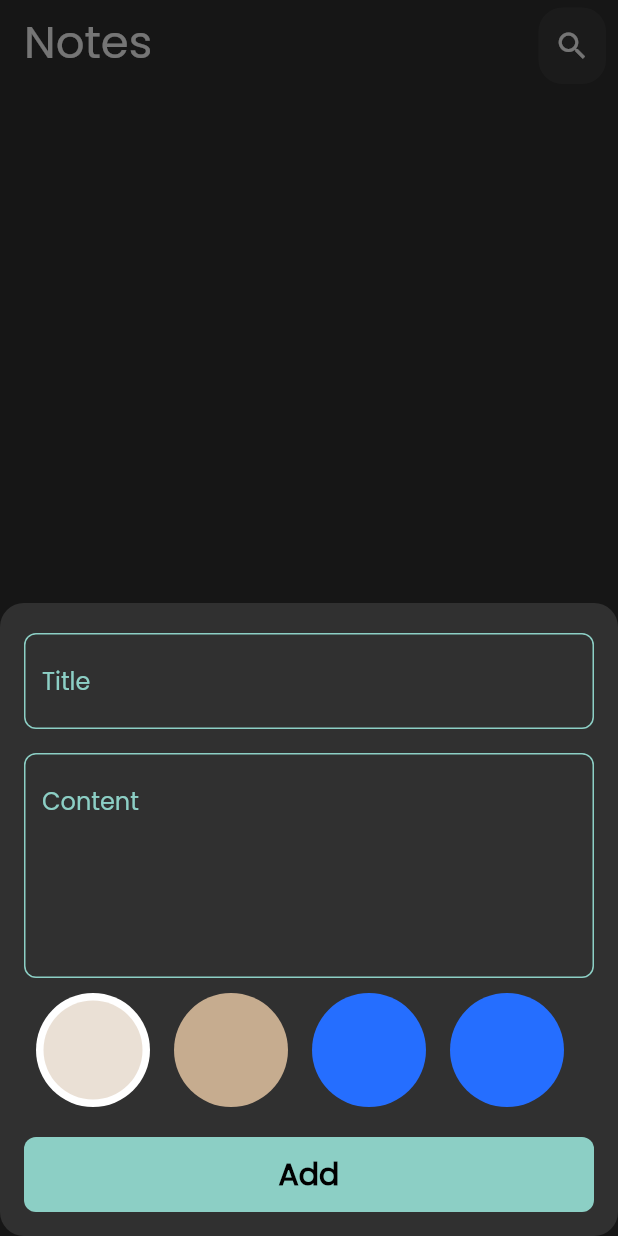
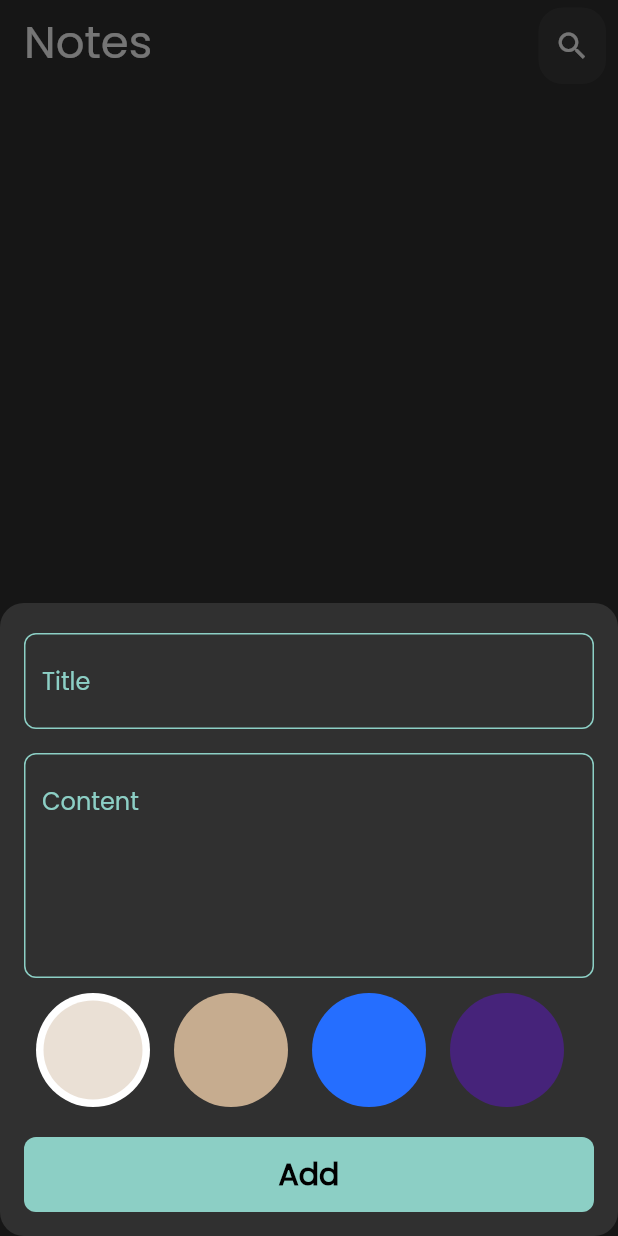
Before and after one commit to KingNarmar/notes_app, a Flutter app: the screen it shows after launch, after a tap on the "add" icon, on a phone screen of 412 x 824 dp. Run offline on Flutter 3.47's test engine with Material 2 defaults, Android fonts, the phone set to English and light mode, and no system bars; our stand-ins replace flutter_bloc, font_awesome_flutter, hive, hive_flutter; accounts and stored records are empty.

Commit message:
app is finished

```diff
--- a/lib/constants.dart
+++ b/lib/constants.dart
@@ -3,3 +3,10 @@ import 'package:flutter/material.dart';
 // ignore: constant_identifier_names
 const kPrimaryColor = Color(0xff8CCFC5);
 const kNotesBox = "notes_box";
+
+List<Color> kColors = const [
+    Color(0xffEAE0D5),
+    Color(0xffC6AC8F),
+    Color(0xff256EFF),
+    Color(0xff46237A),
+  ];
--- a/lib/cubits/add note cubit/add_note_cubit.dart
+++ b/lib/cubits/add note cubit/add_note_cubit.dart
@@ -8,8 +8,9 @@ part 'add_note_state.dart';
 
 class AddNoteCubit extends Cubit<AddNoteState> {
   AddNoteCubit() : super(AddNoteInitial());
-
+  Color color = const Color(0xffEAE0D5);
   addNote(NoteModel note) async {
+    note.color = color.value;
     emit(AddNoteLoading());
     try {
       var notesBox = Hive.box<NoteModel>(kNotesBox);
--- a/lib/widgets/color_list.dart
+++ b/lib/widgets/color_list.dart
@@ -1,16 +1,21 @@
 import 'package:flutter/material.dart';
+import 'package:flutter_bloc/flutter_bloc.dart';
+import 'package:notesapp/cubits/add%20note%20cubit/add_note_cubit.dart';
+
+import '../constants.dart';
 
 class ColorItem extends StatelessWidget {
   const ColorItem({
     super.key,
-    required this.isActive, required this.color,
+    required this.isActive,
+    required this.color,
   });
   final bool isActive;
-  final Color  color;
+  final Color color;
   @override
   Widget build(BuildContext context) {
     return isActive
-        ?  CircleAvatar(
+        ? CircleAvatar(
             backgroundColor: Colors.white,
             radius: 38,
             child: CircleAvatar(
@@ -18,7 +23,7 @@ class ColorItem extends StatelessWidget {
               radius: 33,
             ),
           )
-        :  CircleAvatar(
+        : CircleAvatar(
             backgroundColor: color,
             radius: 38,
           );
@@ -34,19 +39,13 @@ class ColorsListView extends StatefulWidget {
 
 class _ColorsListViewState extends State<ColorsListView> {
   int currentIndex = 0;
-  List<Color> colors = const [
 
-    Color(0xffEAE0D5),
-    Color(0xffC6AC8F),
-    Color(0xff256EFF),
-    Color(0xff256EFF),
-  ];
   @override
   Widget build(BuildContext context) {
     return SizedBox(
       height: 38 * 2,
       child: ListView.builder(
-          itemCount: colors.length,
+          itemCount: kColors.length,
           scrollDirection: Axis.horizontal,
           itemBuilder: (context, index) {
             return Padding(
@@ -54,10 +53,11 @@ class _ColorsListViewState extends State<ColorsListView> {
               child: GestureDetector(
                 onTap: () {
                   currentIndex = index;
+                  BlocProvider.of<AddNoteCubit>(context).color = kColors[index];
                   setState(() {});
                 },
                 child: ColorItem(
-                  color: colors[index],
+                  color: kColors[index],
                   isActive: currentIndex == index,
                 ),
               ),
```
Also changed, not shown: lib/widgets/edit_note_view_body.dart (+13 -3 lines), lib/widgets/edit_view_colors_list.dart (added, +49 -0 lines).
